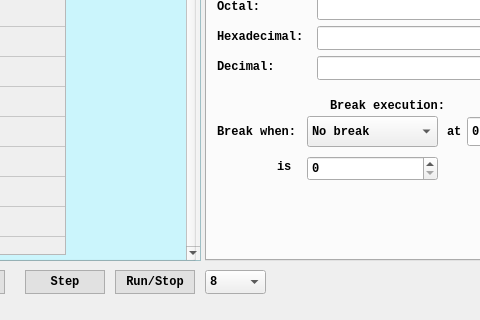
Qt form MotorolaEmulator/mainwindow.ui (grandtitan/MotorolaEmulator) before a commit; both pictures show x 705 to 1185 and y 400 to 720 of the 1280 by 720 pixel window.
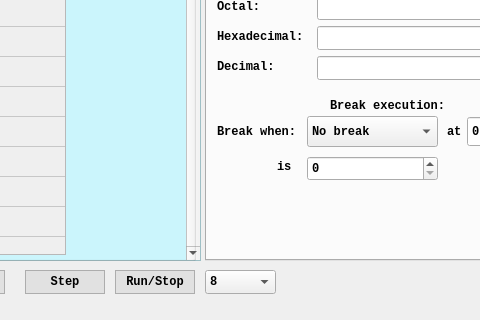
The same form after that commit. The open tabs and pages were chosen to show the change.

```diff
--- a/MotorolaEmulator/mainwindow.ui
+++ b/MotorolaEmulator/mainwindow.ui
@@ -8594,7 +8594,7 @@
      <rect>
       <x>910</x>
       <y>670</y>
-      <width>61</width>
+      <width>71</width>
       <height>24</height>
      </rect>
     </property>
```
Left out of the diff: 21 changed lines with no effect on the pictures.
